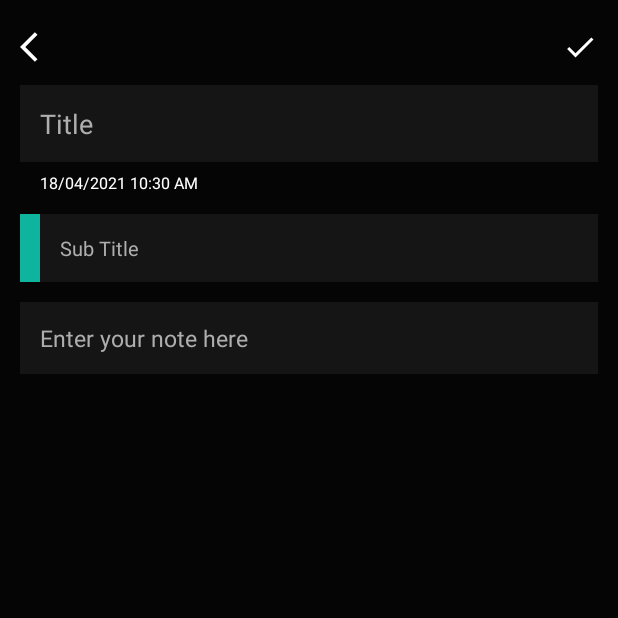
After one commit to iamsoumik18/Write-It, an Android app: the fragment CreateNoteFragment placed in its activity, on a phone screen of 412 x 824 dp, the top half of it. The commit adds this screen. Run offline under Robolectric (Android 15) with nearby library versions, the phone set to English and light mode, and no system bars; our stand-ins replace sdp/ssp sizes; Roboto replaces fonts that are not available here.

Commit message:
Create and Add Note to database functionality added

```diff
--- /dev/null
+++ b/app/src/main/java/com/iam18/writeit/BaseFragment.kt
@@ -0,0 +1,25 @@
+package com.iam18.writeit
+
+import android.os.Bundle
+import androidx.fragment.app.Fragment
+import kotlinx.coroutines.CoroutineScope
+import kotlinx.coroutines.Dispatchers
+import kotlinx.coroutines.Job
+import kotlin.coroutines.CoroutineContext
+
+abstract class BaseFragment : Fragment(), CoroutineScope {
+
+    private lateinit var job: Job
+    override val coroutineContext: CoroutineContext
+        get() = job + Dispatchers.Main
+
+    override fun onCreate(savedInstanceState: Bundle?) {
+        super.onCreate(savedInstanceState)
+        job = Job()
+    }
+
+    override fun onDestroy() {
+        super.onDestroy()
+        job.cancel()
+    }
+}
--- /dev/null
+++ b/app/src/main/java/com/iam18/writeit/CreateNoteFragment.kt
@@ -0,0 +1,102 @@
+package com.iam18.writeit
+
+import android.os.Bundle
+import androidx.fragment.app.Fragment
+import android.view.LayoutInflater
+import android.view.View
+import android.view.ViewGroup
+import android.widget.Toast
+import com.iam18.writeit.database.NotesDatabase
+import com.iam18.writeit.entities.Notes
+import kotlinx.android.synthetic.main.fragment_create_note.*
+import kotlinx.coroutines.launch
+import java.text.SimpleDateFormat
+import java.util.*
+
+
+class CreateNoteFragment : BaseFragment() {
+
+    var currentDate:String? = null
+
+    override fun onCreate(savedInstanceState: Bundle?) {
+        super.onCreate(savedInstanceState)
+        arguments?.let {
+        }
+    }
+
+    override fun onCreateView(
+            inflater: LayoutInflater, container: ViewGroup?,
+            savedInstanceState: Bundle?
+    ): View? {
+        // Inflate the layout for this fragment
+        return inflater.inflate(R.layout.fragment_create_note, container, false)
+    }
+
+    companion object {
+        @JvmStatic
+        fun newInstance() =
+                CreateNoteFragment().apply {
+                    arguments = Bundle().apply {
+
+                    }
+                }
+    }
+
+    override fun onViewCreated(view: View, savedInstanceState: Bundle?) {
+        super.onViewCreated(view, savedInstanceState)
+        val sdf = SimpleDateFormat("dd/MM/yyyy hh:mm a")
+        currentDate = sdf.format(Date())
+        tvDateTime.text = currentDate
+
+        imgDone.setOnClickListener{
+            saveNote()
+        }
+
+        imgBack.setOnClickListener{
+            requireActivity().supportFragmentManager.popBackStack()
+        }
+    }
+
+    private fun saveNote(){
+
+        if (etNoteTitle.text.isNullOrEmpty()){
+            Toast.makeText(context,"Note Title is Required",Toast.LENGTH_SHORT).show()
+        }
+        else if (etNoteSubTitle.text.isNullOrEmpty()){
+
+            Toast.makeText(context,"Note Sub Title is Required",Toast.LENGTH_SHORT).show()
+        }
+
+        else if (etNoteDesc.text.isNullOrEmpty()){
+
+            Toast.makeText(context,"Note Description is Required",Toast.LENGTH_SHORT).show()
+        }
+
+        else{
+
+            launch {
+                var notes = Notes()
+                notes.title = etNoteTitle.text.toString()
+                notes.subTitle = etNoteSubTitle.text.toString()
+                notes.noteText = etNoteDesc.text.toString()
+                notes.dateTime = currentDate
+                context?.let {
+                    NotesDatabase.getDatabase(it).noteDao().insertNotes(notes)
+                    etNoteTitle.setText("")
+                    etNoteSubTitle.setText("")
+                    etNoteDesc.setText("")
+                    requireActivity().supportFragmentManager.popBackStack()
+                }
+            }
+        }
+    }
+
+    fun replaceFragment(fragment:Fragment, istransition:Boolean){
+        val fragmentTransition = activity!!.supportFragmentManager.beginTransaction()
+
+        if (istransition){
+            fragmentTransition.setCustomAnimations(android.R.anim.slide_out_right,android.R.anim.slide_in_left)
+        }
+        fragmentTransition.replace(R.id.frame_layout,fragment).addToBackStack(fragment.javaClass.simpleName).commit()
+    }
+}
--- a/app/src/main/java/com/iam18/writeit/HomeFragment.kt
+++ b/app/src/main/java/com/iam18/writeit/HomeFragment.kt
@@ -5,9 +5,10 @@ import androidx.fragment.app.Fragment
 import android.view.LayoutInflater
 import android.view.View
 import android.view.ViewGroup
+import kotlinx.android.synthetic.main.fragment_home.*
 
 
-class HomeFragment : Fragment() {
+class HomeFragment : BaseFragment() {
 
     override fun onCreate(savedInstanceState: Bundle?) {
         super.onCreate(savedInstanceState)
@@ -32,4 +33,21 @@ class HomeFragment : Fragment() {
                 }
             }
     }
+
+    override fun onViewCreated(view: View, savedInstanceState: Bundle?) {
+        super.onViewCreated(view, savedInstanceState)
+        fabBtnCreateNote.setOnClickListener {
+            replaceFragment(CreateNoteFragment.newInstance(),false)
+        }
+    }
+
+    fun replaceFragment(fragment:Fragment, istransition:Boolean){
+        val fragmentTransition = activity!!.supportFragmentManager.beginTransaction()
+
+        if (istransition){
+            fragmentTransition.setCustomAnimations(android.R.anim.slide_out_right,android.R.anim.slide_in_left)
+        }
+        fragmentTransition.replace(R.id.frame_layout,fragment).addToBackStack(fragment.javaClass.simpleName).commit()
+    }
+
 }
--- a/app/src/main/java/com/iam18/writeit/dao/NoteDao.kt
+++ b/app/src/main/java/com/iam18/writeit/dao/NoteDao.kt
@@ -8,7 +8,7 @@ import com.iam18.writeit.entities.Notes
 interface NoteDao {
 
     @Query("SELECT * FROM notes ORDER BY id DESC")
-    fun getAllNotes() : LiveData<List<Notes>>
+    suspend fun getAllNotes() : List<Notes>
 
     @Insert(onConflict = OnConflictStrategy.REPLACE)
     suspend fun insertNotes(note: Notes)
--- /dev/null
+++ b/app/src/main/res/layout/fragment_create_note.xml
@@ -0,0 +1,123 @@
+<?xml version="1.0" encoding="utf-8"?>
+<androidx.constraintlayout.widget.ConstraintLayout xmlns:android="http://schemas.android.com/apk/res/android"
+    xmlns:app="http://schemas.android.com/apk/res-auto"
+    xmlns:tools="http://schemas.android.com/tools"
+    android:layout_width="match_parent"
+    android:layout_height="match_parent"
+    android:background="#050505"
+    tools:context=".MainActivity">
+
+    <ImageView
+        android:id="@+id/imgBack"
+        android:layout_width="wrap_content"
+        android:layout_height="wrap_content"
+        android:layout_marginStart="@dimen/_10sdp"
+        android:layout_marginTop="@dimen/_15sdp"
+        android:layout_marginBottom="@dimen/_10sdp"
+        android:src="@drawable/ic_back"
+        app:layout_constraintStart_toStartOf="parent"
+        app:layout_constraintTop_toTopOf="parent"
+        app:tint="#fff"/>
+
+    <ImageView
+        android:id="@+id/imgDone"
+        android:layout_width="wrap_content"
+        android:layout_height="wrap_content"
+        android:layout_marginTop="@dimen/_15sdp"
+        android:layout_marginEnd="@dimen/_10sdp"
+        android:layout_marginBottom="@dimen/_10sdp"
+        android:src="@drawable/ic_tick"
+        app:layout_constraintEnd_toEndOf="parent"
+        app:layout_constraintTop_toTopOf="parent"
+        app:tint="#fff"/>
+
+    <EditText
+        android:id="@+id/etNoteTitle"
+        android:layout_width="match_parent"
+        android:layout_height="wrap_content"
+        android:layout_margin="@dimen/_10sdp"
+        android:background="#151515"
+        android:ellipsize="end"
+        android:hint="Title"
+        android:inputType="text"
+        android:maxLines="1"
+        android:padding="@dimen/_10sdp"
+        android:textColor="#fff"
+        android:textColorHint="#aeaeae"
+        android:textSize="@dimen/_14ssp"
+        app:layout_constraintEnd_toEndOf="parent"
+        app:layout_constraintStart_toStartOf="parent"
+        app:layout_constraintTop_toBottomOf="@id/imgBack" />
+
+    <TextView
+        android:id="@+id/tvDateTime"
+        android:layout_width="match_parent"
+        android:layout_height="wrap_content"
+        android:layout_marginStart="@dimen/_10sdp"
+        android:layout_marginTop="@dimen/_5sdp"
+        android:layout_marginEnd="@dimen/_10sdp"
+        android:layout_marginBottom="@dimen/_5sdp"
+        android:ellipsize="end"
+        android:maxLines="1"
+        android:paddingStart="@dimen/_10sdp"
+        tools:hint="dd/MM/yy hh:mm a"
+        android:textColor="#fff"
+        android:textColorHint="#d3d3d3"
+        android:textSize="@dimen/_8ssp"
+        app:layout_constraintEnd_toEndOf="parent"
+        app:layout_constraintStart_toStartOf="parent"
+        app:layout_constraintTop_toBottomOf="@id/etNoteTitle" />
+
+    <LinearLayout
+        android:id="@+id/l1"
+        android:background="#151515"
+        android:backgroundTint="#0eb49e"
+        android:layout_width="match_parent"
+        android:layout_height="wrap_content"
+        android:layout_margin="@dimen/_10sdp"
+        app:layout_constraintEnd_toEndOf="parent"
+        app:layout_constraintStart_toStartOf="parent"
+        app:layout_constraintTop_toBottomOf="@id/tvDateTime"
+        android:orientation="horizontal">
+
+        <View
+            android:layout_width="@dimen/_5sdp"
+            android:layout_height="match_parent"
+            android:layout_marginEnd="@dimen/_5sdp"
+            android:background="#0eb49e" />
+
+        <EditText
+            android:id="@+id/etNoteSubTitle"
+            android:layout_width="match_parent"
+            android:layout_height="wrap_content"
+            android:background="#151515"
+            android:ellipsize="end"
+            android:hint="Sub Title"
+            android:inputType="text"
+            android:maxLines="1"
+            android:padding="@dimen/_10sdp"
+            android:textColor="#fff"
+            android:textColorHint="#aeaeae"
+            android:textSize="@dimen/_10ssp" />
+
+    </LinearLayout>
+
+    <EditText
+        android:id="@+id/etNoteDesc"
+        android:layout_width="match_parent"
+        android:layout_height="wrap_content"
+        android:layout_margin="@dimen/_10sdp"
+        android:background="#151515"
+        android:hint="Enter your note here"
+        android:inputType="textMultiLine"
+        android:padding="@dimen/_10sdp"
+        android:textColor="#fff"
+        android:textColorHint="#aeaeae"
+        android:textSize="@dimen/_12ssp"
+        app:layout_constraintEnd_toEndOf="parent"
+        app:layout_constraintStart_toStartOf="parent"
+        app:layout_constraintTop_toBottomOf="@id/l1" />
+
+
+
+</androidx.constraintlayout.widget.ConstraintLayout>
--- a/app/src/main/res/layout/fragment_home.xml
+++ b/app/src/main/res/layout/fragment_home.xml
@@ -62,8 +62,8 @@
             android:layout_width="wrap_content"
             android:layout_height="wrap_content"
             android:src="@drawable/ic_image"
-            android:layout_marginStart="@dimen/_14sdp"
-            android:layout_marginEnd="@dimen/_14sdp"
+            android:layout_marginStart="@dimen/_15sdp"
+            android:layout_marginEnd="@dimen/_15sdp"
             android:backgroundTint="@color/white"/>
 
         <ImageView
@@ -75,12 +75,13 @@
     </LinearLayout>
 
     <com.google.android.material.floatingactionbutton.FloatingActionButton
+        android:id="@+id/fabBtnCreateNote"
         android:layout_width="wrap_content"
         android:layout_height="wrap_content"
         android:layout_marginEnd="@dimen/_20sdp"
         android:layout_marginBottom="@dimen/_20sdp"
         android:src="@drawable/ic_add"
-        app:backgroundTint="#353535"
+        app:backgroundTint="#0eb49e"
         app:tint="#FFFFFF"
         app:layout_constraintBottom_toBottomOf="parent"
         app:layout_constraintEnd_toEndOf="parent" />
--- a/app/src/main/res/values-night/themes.xml
+++ b/app/src/main/res/values-night/themes.xml
@@ -2,8 +2,8 @@
     <!-- Base application theme. -->
     <style name="Theme.WriteIt" parent="Theme.MaterialComponents.DayNight.NoActionBar">
         <!-- Primary brand color. -->
-        <item name="colorPrimary">@color/purple_200</item>
-        <item name="colorPrimaryVariant">@color/purple_700</item>
+        <item name="colorPrimary">#0eb48e</item>
+        <item name="colorPrimaryVariant">#0eb49e</item>
         <item name="colorOnPrimary">@color/black</item>
         <!-- Secondary brand color. -->
         <item name="colorSecondary">@color/teal_200</item>
--- a/app/src/main/res/values/themes.xml
+++ b/app/src/main/res/values/themes.xml
@@ -2,8 +2,8 @@
     <!-- Base application theme. -->
     <style name="Theme.WriteIt" parent="Theme.MaterialComponents.DayNight.NoActionBar">
         <!-- Primary brand color. -->
-        <item name="colorPrimary">@color/purple_500</item>
-        <item name="colorPrimaryVariant">@color/purple_700</item>
+        <item name="colorPrimary">#0eb48e</item>
+        <item name="colorPrimaryVariant">#0eb49e</item>
         <item name="colorOnPrimary">@color/white</item>
         <!-- Secondary brand color. -->
         <item name="colorSecondary">@color/teal_200</item>
```
